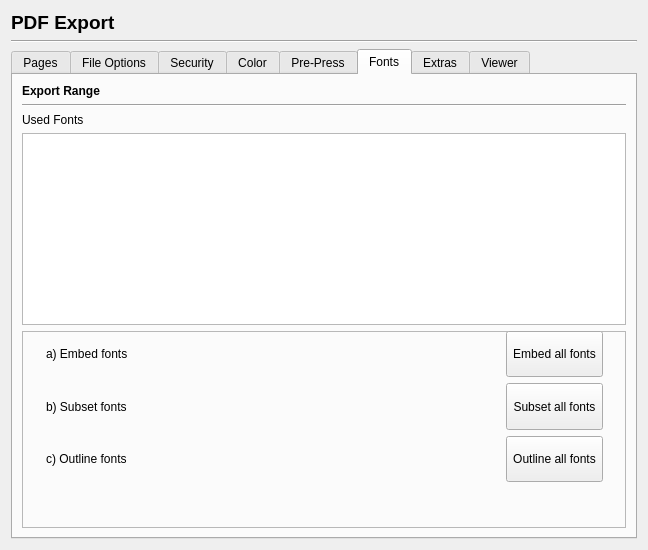
andreas-vox/ScribusCTL, file scribus/ui/prefs_pdfexportbase.ui: the form before one commit.
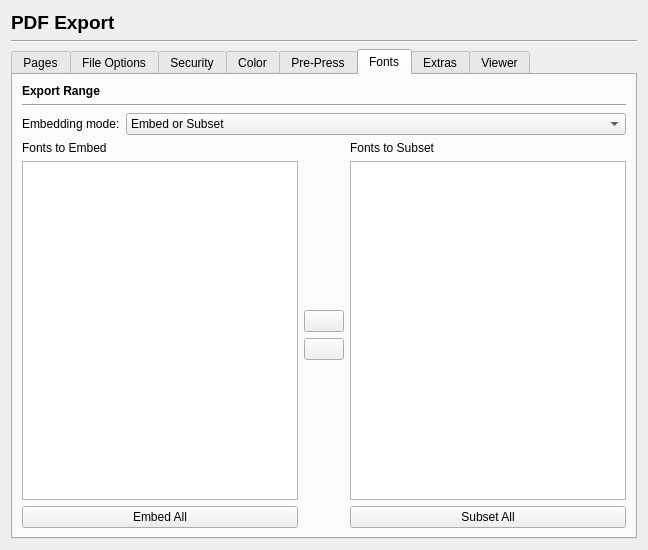
The form after the commit. The open tabs and pages were chosen to show the change. Custom widgets are drawn as their Qt base class.

Diff of the .ui file:
```diff
--- a/scribus/ui/prefs_pdfexportbase.ui
+++ b/scribus/ui/prefs_pdfexportbase.ui
@@ -1294,6 +1294,42 @@
          </property>
         </widget>
        </item>
+       <item>
+        <layout class="QHBoxLayout" name="horizontalLayout_7">
+         <item>
+          <widget class="QLabel" name="label_44">
+           <property name="sizePolicy">
+            <sizepolicy hsizetype="Maximum" vsizetype="Preferred">
+             <horstretch>0</horstretch>
+             <verstretch>0</verstretch>
+            </sizepolicy>
+           </property>
+           <property name="text">
+            <string>Embedding mode:</string>
+           </property>
+          </widget>
+         </item>
+         <item>
+          <widget class="QComboBox" name="fontEmbeddingCombo">
+           <item>
+            <property name="text">
+             <string>Embed or Subset</string>
+            </property>
+           </item>
+           <item>
+            <property name="text">
+             <string>Outline All Fonts</string>
+            </property>
+           </item>
+           <item>
+            <property name="text">
+             <string>Do Not Embed</string>
+            </property>
+           </item>
+          </widget>
+         </item>
+        </layout>
+       </item>
        <item>
         <layout class="QHBoxLayout" name="horizontalLayout_8">
          <item>
@@ -1301,166 +1337,88 @@
            <item>
             <widget class="QLabel" name="availableListLabel">
              <property name="text">
-              <string>Used Fonts</string>
+              <string>Fonts to Embed</string>
              </property>
             </widget>
            </item>
            <item>
-            <widget class="QTableView" name="FontTable">
-             <property name="sizePolicy">
-              <sizepolicy hsizetype="Expanding" vsizetype="Expanding">
-               <horstretch>0</horstretch>
-               <verstretch>0</verstretch>
-              </sizepolicy>
+            <widget class="QListWidget" name="embeddedFontsListWidget"/>
+           </item>
+           <item>
+            <widget class="QPushButton" name="embedAllButton">
+             <property name="text">
+              <string>Embed All</string>
              </property>
             </widget>
            </item>
+          </layout>
+         </item>
+         <item>
+          <layout class="QVBoxLayout" name="verticalLayout_10">
            <item>
-            <widget class="QFrame" name="frame">
-             <property name="sizePolicy">
-              <sizepolicy hsizetype="Preferred" vsizetype="Preferred">
-               <horstretch>0</horstretch>
-               <verstretch>1</verstretch>
-              </sizepolicy>
+            <spacer name="verticalSpacer_20">
+             <property name="orientation">
+              <enum>Qt::Vertical</enum>
              </property>
-             <property name="frameShape">
-              <enum>QFrame::StyledPanel</enum>
+             <property name="sizeHint" stdset="0">
+              <size>
+               <width>20</width>
+               <height>40</height>
+              </size>
              </property>
-             <property name="frameShadow">
-              <enum>QFrame::Raised</enum>
+            </spacer>
+           </item>
+           <item>
+            <widget class="QPushButton" name="toSubsetButton">
+             <property name="text">
+              <string/>
              </property>
-             <widget class="QWidget" name="gridLayoutWidget">
-              <property name="geometry">
-               <rect>
-                <x>0</x>
-                <y>0</y>
-                <width>581</width>
-                <height>151</height>
-               </rect>
-              </property>
-              <layout class="QGridLayout" name="gridLayout_2" columnstretch="1,0">
-               <property name="sizeConstraint">
-                <enum>QLayout::SetDefaultConstraint</enum>
-               </property>
-               <property name="topMargin">
-                <number>0</number>
-               </property>
-               <property name="horizontalSpacing">
-                <number>0</number>
-               </property>
-               <property name="verticalSpacing">
-                <number>-1</number>
-               </property>
-               <item row="0" column="0">
-                <widget class="QLabel" name="label_45">
-                 <property name="sizePolicy">
-                  <sizepolicy hsizetype="Preferred" vsizetype="Minimum">
-                   <horstretch>0</horstretch>
-                   <verstretch>0</verstretch>
-                  </sizepolicy>
-                 </property>
-                 <property name="locale">
-                  <locale language="C" country="AnyCountry"/>
-                 </property>
-                 <property name="text">
-                  <string>a) Embed fonts</string>
-                 </property>
-                 <property name="alignment">
-                  <set>Qt::AlignLeading|Qt::AlignLeft|Qt::AlignVCenter</set>
-                 </property>
-                 <property name="indent">
-                  <number>24</number>
-                 </property>
-                </widget>
-               </item>
-               <item row="2" column="0">
-                <widget class="QLabel" name="label_46">
-                 <property name="sizePolicy">
-                  <sizepolicy hsizetype="Preferred" vsizetype="Minimum">
-                   <horstretch>0</horstretch>
-                   <verstretch>0</verstretch>
-                  </sizepolicy>
-                 </property>
-                 <property name="locale">
-                  <locale language="C" country="AnyCountry"/>
-                 </property>
-                 <property name="text">
-                  <string>c) Outline fonts</string>
-                 </property>
-                 <property name="indent">
-                  <number>24</number>
-                 </property>
-                </widget>
-               </item>
-               <item row="1" column="1">
-                <widget class="QToolButton" name="SubsetAllFontsButton">
-                 <property name="sizePolicy">
-                  <sizepolicy hsizetype="Minimum" vsizetype="Minimum">
-                   <horstretch>0</horstretch>
-                   <verstretch>0</verstretch>
-                  </sizepolicy>
-                 </property>
-                 <property name="locale">
-                  <locale language="C" country="AnyCountry"/>
-                 </property>
-                 <property name="text">
-                  <string>Subset all fonts</string>
-                 </property>
-                </widget>
-               </item>
-               <item row="1" column="0">
-                <widget class="QLabel" name="label_44">
-                 <property name="sizePolicy">
-                  <sizepolicy hsizetype="Preferred" vsizetype="Minimum">
-                   <horstretch>0</horstretch>
-                   <verstretch>0</verstretch>
-                  </sizepolicy>
-                 </property>
-                 <property name="locale">
-                  <locale language="C" country="AnyCountry"/>
-                 </property>
-                 <property name="text">
-                  <string>b) Subset fonts</string>
-                 </property>
-                 <property name="indent">
-                  <number>24</number>
-                 </property>
-                </widget>
-               </item>
-               <item row="2" column="1">
-                <widget class="QToolButton" name="OutlineAllFontsButton">
-                 <property name="sizePolicy">
-                  <sizepolicy hsizetype="Minimum" vsizetype="Minimum">
-                   <horstretch>0</horstretch>
-                   <verstretch>0</verstretch>
-                  </sizepolicy>
-                 </property>
-                 <property name="text">
-                  <string>Outline all fonts</string>
-                 </property>
-                </widget>
-               </item>
-               <item row="0" column="1">
-                <widget class="QToolButton" name="EmbedAllFontsButton">
-                 <property name="sizePolicy">
-                  <sizepolicy hsizetype="Minimum" vsizetype="Minimum">
-                   <horstretch>0</horstretch>
-                   <verstretch>0</verstretch>
-                  </sizepolicy>
-                 </property>
-                 <property name="locale">
-                  <locale language="C" country="AnyCountry"/>
-                 </property>
-                 <property name="text">
-                  <string>Embed all fonts</string>
-                 </property>
-                 <property name="autoExclusive">
-                  <bool>false</bool>
-                 </property>
-                </widget>
-               </item>
-              </layout>
-             </widget>
+            </widget>
+           </item>
+           <item>
+            <widget class="QPushButton" name="fromSubsetButton">
+             <property name="font">
+              <font>
+               <stylestrategy>PreferDefault</stylestrategy>
+              </font>
+             </property>
+             <property name="text">
+              <string/>
+             </property>
+            </widget>
+           </item>
+           <item>
+            <spacer name="verticalSpacer_14">
+             <property name="orientation">
+              <enum>Qt::Vertical</enum>
+             </property>
+             <property name="sizeHint" stdset="0">
+              <size>
+               <width>20</width>
+               <height>40</height>
+              </size>
+             </property>
+            </spacer>
+           </item>
+          </layout>
+         </item>
+         <item>
+          <layout class="QVBoxLayout" name="verticalLayout_9">
+           <item>
+            <widget class="QLabel" name="subsetListLabel">
+             <property name="text">
+              <string>Fonts to Subset</string>
+             </property>
+            </widget>
+           </item>
+           <item>
+            <widget class="QListWidget" name="subsettedFontsListWidget"/>
+           </item>
+           <item>
+            <widget class="QPushButton" name="subsetAllButton">
+             <property name="text">
+              <string>Subset All</string>
+             </property>
             </widget>
            </item>
           </layout>
```
Left out of the diff: 17 changed lines with no effect on the pictures.
